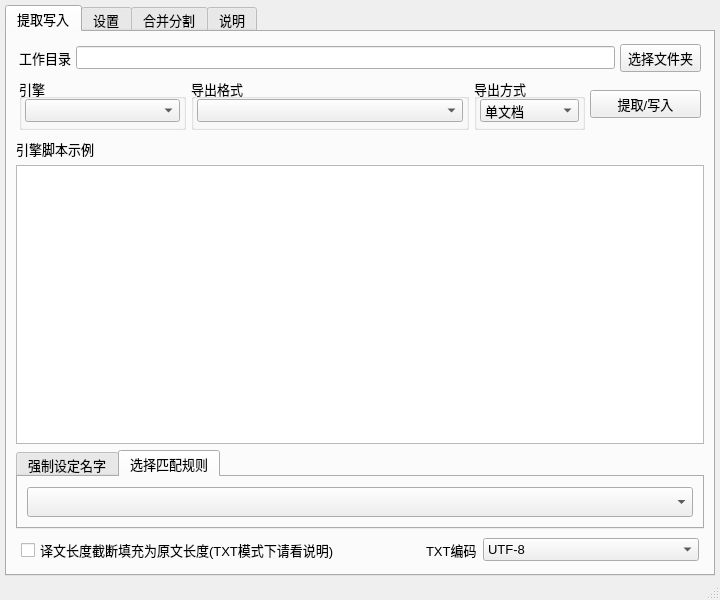
The window that ui_mainWindow.ui (satan53x/SExtractor) describes before a commit, drawn with Qt 5.
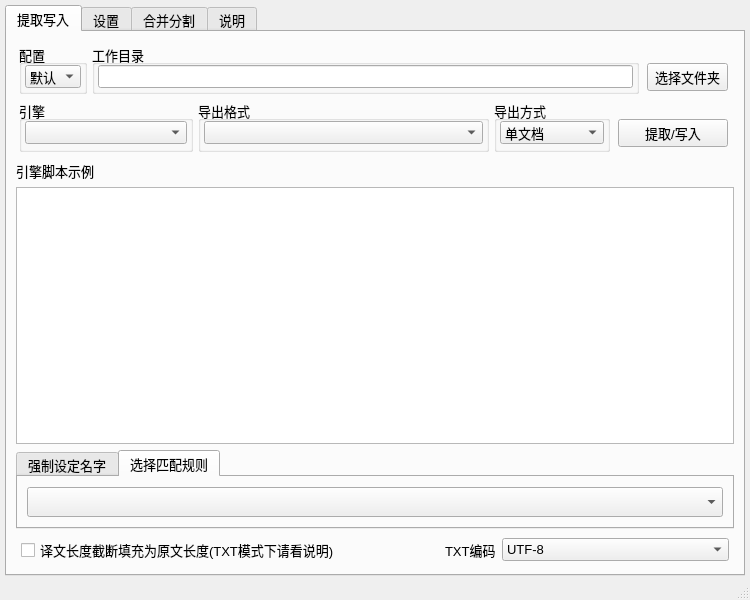
The same window after the commit.

Commit message:
添加功能：多配置切换config*.ini
可自定义配置文件，符合名字config*.ini即可

```diff
--- a/ui_mainWindow.ui
+++ b/ui_mainWindow.ui
@@ -6,7 +6,7 @@
    <rect>
     <x>0</x>
     <y>0</y>
-    <width>720</width>
+    <width>750</width>
     <height>600</height>
    </rect>
   </property>
@@ -79,26 +79,85 @@
             <number>0</number>
            </property>
            <item>
-            <widget class="QLabel" name="mainDirLabel">
-             <property name="maximumSize">
-              <size>
-               <width>16777215</width>
-               <height>100</height>
-              </size>
+            <widget class="QGroupBox" name="groupBox_10">
+             <property name="title">
+              <string>配置</string>
              </property>
-             <property name="text">
+             <layout class="QHBoxLayout" name="horizontalLayout_23">
+              <property name="leftMargin">
+               <number>3</number>
+              </property>
+              <property name="topMargin">
+               <number>0</number>
+              </property>
+              <property name="rightMargin">
+               <number>3</number>
+              </property>
+              <property name="bottomMargin">
+               <number>3</number>
+              </property>
+              <item>
+               <widget class="QComboBox" name="configSeqBox">
+                <property name="maxVisibleItems">
+                 <number>16</number>
+                </property>
+                <item>
+                 <property name="text">
+                  <string>默认</string>
+                 </property>
+                </item>
+               </widget>
+              </item>
+             </layout>
+            </widget>
+           </item>
+           <item>
+            <widget class="QGroupBox" name="groupBox_9">
+             <property name="title">
               <string>工作目录</string>
              </property>
+             <layout class="QHBoxLayout" name="horizontalLayout_22">
+              <property name="leftMargin">
+               <number>3</number>
+              </property>
+              <property name="topMargin">
+               <number>0</number>
+              </property>
+              <property name="rightMargin">
+               <number>3</number>
+              </property>
+              <property name="bottomMargin">
+               <number>3</number>
+              </property>
+              <item>
+               <widget class="QLineEdit" name="mainDirEdit"/>
+              </item>
+             </layout>
             </widget>
            </item>
            <item>
-            <widget class="QLineEdit" name="mainDirEdit"/>
-           </item>
-           <item>
-            <widget class="QPushButton" name="mainDirButton">
-             <property name="text">
-              <string> 选择文件夹 </string>
-             </property>
+            <widget class="QWidget" name="widget_14" native="true">
+             <layout class="QHBoxLayout" name="horizontalLayout_26">
+              <property name="leftMargin">
+               <number>3</number>
+              </property>
+              <property name="topMargin">
+               <number>16</number>
+              </property>
+              <property name="rightMargin">
+               <number>3</number>
+              </property>
+              <property name="bottomMargin">
+               <number>0</number>
+              </property>
+              <item>
+               <widget class="QPushButton" name="mainDirButton">
+                <property name="text">
+                 <string> 选择文件夹 </string>
+                </property>
+               </widget>
+              </item>
+             </layout>
             </widget>
            </item>
           </layout>
@@ -231,10 +290,28 @@
             </widget>
            </item>
            <item>
-            <widget class="QPushButton" name="extractButton">
-             <property name="text">
-              <string>提取/写入</string>
-             </property>
+            <widget class="QWidget" name="widget_15" native="true">
+             <layout class="QHBoxLayout" name="horizontalLayout_27">
+              <property name="leftMargin">
+               <number>3</number>
+              </property>
+              <property name="topMargin">
+               <number>17</number>
+              </property>
+              <property name="rightMargin">
+               <number>3</number>
+              </property>
+              <property name="bottomMargin">
+               <number>3</number>
+              </property>
+              <item>
+               <widget class="QPushButton" name="extractButton">
+                <property name="text">
+                 <string>提取/写入</string>
+                </property>
+               </widget>
+              </item>
+             </layout>
             </widget>
            </item>
           </layout>
```
Left out of the diff: 36 changed lines with no effect on the pictures. The commit also changes 3 other files.
